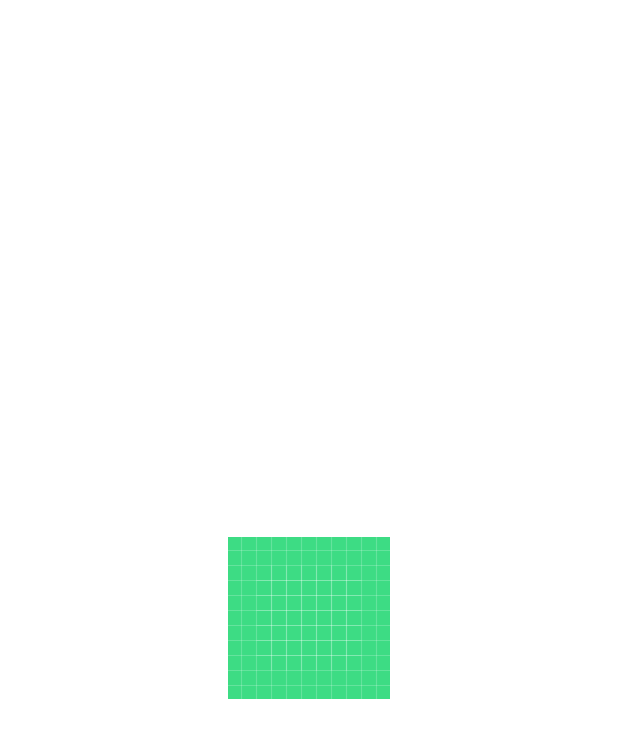
After one commit to hojoJeong/Fondue, an Android app: the layout activity_splash.xml on its own in the app's theme, with its tools: preview values and no code run, on a phone screen of 412 x 824 dp. The commit adds this screen. Shown: the top 738 px of the screen. Run offline under Robolectric (Android 15) with nearby library versions, the phone set to English and light mode, and no system bars.

Commit message:
feat: #2 스플래시 구현

```diff
--- a/Android/FundYou/app/src/main/AndroidManifest.xml
+++ b/Android/FundYou/app/src/main/AndroidManifest.xml
@@ -1,6 +1,8 @@
 <?xml version="1.0" encoding="utf-8"?>
 <manifest xmlns:android="http://schemas.android.com/apk/res/android"
     xmlns:tools="http://schemas.android.com/tools">
+
+    <uses-permission android:name="android.permission.INTERNET"/>
 
     <application
         android:name=".GlobalApplication"
--- /dev/null
+++ b/Android/FundYou/app/src/main/res/layout/activity_splash.xml
@@ -0,0 +1,17 @@
+<?xml version="1.0" encoding="utf-8"?>
+<androidx.constraintlayout.widget.ConstraintLayout xmlns:android="http://schemas.android.com/apk/res/android"
+    xmlns:app="http://schemas.android.com/apk/res-auto"
+    android:layout_width="match_parent"
+    android:layout_height="match_parent">
+
+    <ImageView
+        android:id="@+id/iv_splash_logo"
+        android:layout_width="wrap_content"
+        android:layout_height="wrap_content"
+        android:src="@drawable/ic_launcher_background"
+        app:layout_constraintBottom_toBottomOf="parent"
+        app:layout_constraintEnd_toEndOf="parent"
+        app:layout_constraintStart_toStartOf="parent"
+        app:layout_constraintTop_toTopOf="parent" />
+
+</androidx.constraintlayout.widget.ConstraintLayout>
```
Also changed, not shown: Android/FundYou/app/src/main/java/com/ssafy/fundyou/ui/splash/SplashActivity.kt (+36 -1 lines).
